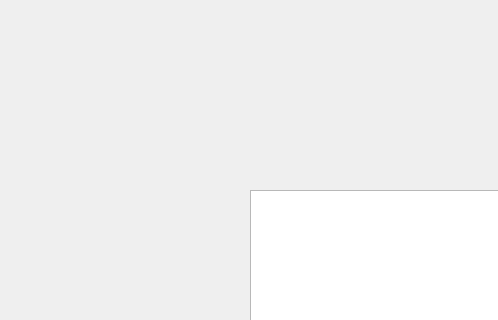
This is PopSauce_Serveur/widgetpopsauceserveur.ui in popomomlolo/PopSauce as Qt 5 draws it before an edit; both pictures show x 0 to 498 and y 0 to 320 of the 800 by 600 pixel window. The edited form follows.
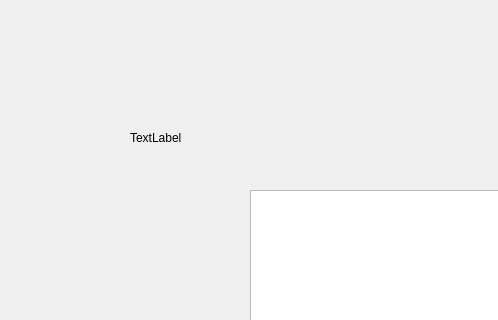
This is the edited form.

```diff
--- a/PopSauce_Serveur/widgetpopsauceserveur.ui
+++ b/PopSauce_Serveur/widgetpopsauceserveur.ui
@@ -13,6 +13,19 @@
   <property name="windowTitle">
    <string>WidgetPopSauceServeur</string>
   </property>
+  <widget class="QLabel" name="labelImage">
+   <property name="geometry">
+    <rect>
+     <x>130</x>
+     <y>130</y>
+     <width>256</width>
+     <height>15</height>
+    </rect>
+   </property>
+   <property name="text">
+    <string>TextLabel</string>
+   </property>
+  </widget>
   <widget class="QWidget" name="">
    <property name="geometry">
     <rect>
```
